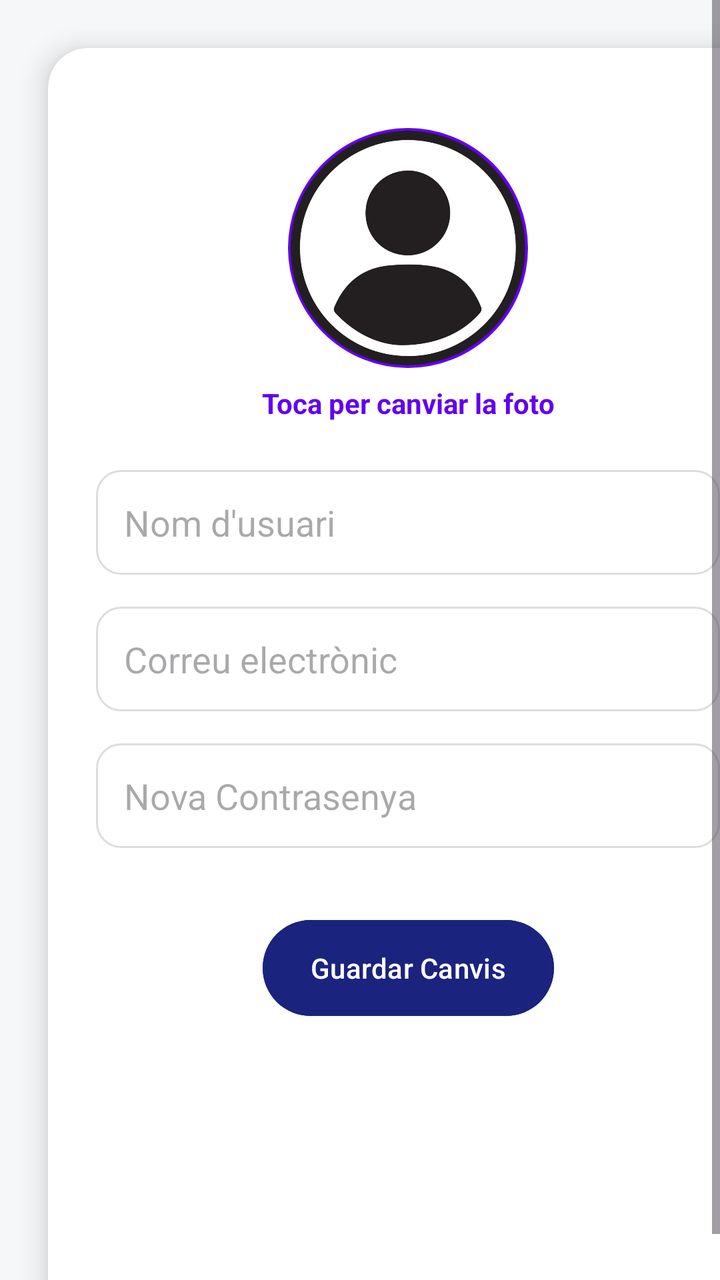
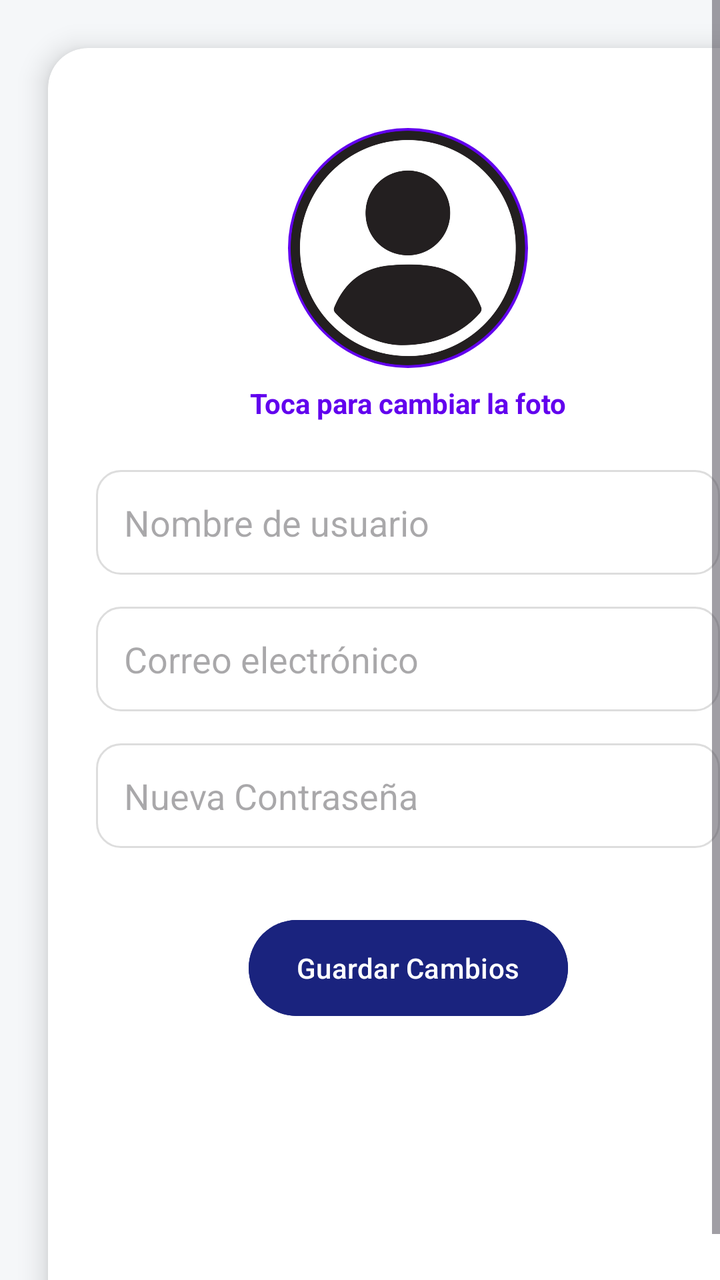

The first picture is an Android layout as it rendered before a commit; the second is the same layout after the commit. The layout source and the unified diff follow.
<!-- AndroidManifest.xml: application theme Theme.Projecte -->
<!-- res/layout/activity_edit_profile.xml -->
<?xml version="1.0" encoding="utf-8"?>
<ScrollView xmlns:android="http://schemas.android.com/apk/res/android"
    xmlns:app="http://schemas.android.com/apk/res-auto"
    android:layout_width="match_parent"
    android:layout_height="match_parent"
    android:background="#F5F7F9"
    android:fillViewport="true">

    <androidx.cardview.widget.CardView
        android:layout_width="match_parent"
        android:layout_height="wrap_content"
        android:layout_margin="24dp"
        app:cardCornerRadius="20dp"
        app:cardElevation="8dp">

        <androidx.constraintlayout.widget.ConstraintLayout
            android:layout_width="match_parent"
            android:layout_height="wrap_content"
            android:padding="24dp">

            <ImageView
                android:id="@+id/editFotoPerfil"
                android:layout_width="120dp"
                android:layout_height="120dp"
                android:layout_marginTop="16dp"
                app:layout_constraintEnd_toEndOf="parent"
                app:layout_constraintStart_toStartOf="parent"
                app:layout_constraintTop_toTopOf="parent"
                android:src="@drawable/user_icon"
                android:scaleType="centerCrop"
                app:srcCompat="@drawable/user_icon"
                android:background="@drawable/circle_white_border"/>

            <TextView
                android:id="@+id/canviarFotoTxt"
                android:layout_width="wrap_content"
                android:layout_height="wrap_content"
                android:layout_marginTop="8dp"
                android:text="Toca per canviar la foto"
                android:textStyle="bold"
                android:textColor="#6200EE"
                app:layout_constraintEnd_toEndOf="parent"
                app:layout_constraintStart_toStartOf="parent"
                app:layout_constraintTop_toBottomOf="@+id/editFotoPerfil" />

            <EditText
                android:id="@+id/editNom"
                android:layout_width="0dp"
                android:layout_height="wrap_content"
                android:layout_marginTop="24dp"
                android:hint="Nom d'usuari"
                android:inputType="textPersonName"
                android:background="@drawable/bg_edittext_rounded"
                android:padding="14dp"
                app:layout_constraintEnd_toEndOf="parent"
                app:layout_constraintStart_toStartOf="parent"
                app:layout_constraintTop_toBottomOf="@+id/canviarFotoTxt" />

            <EditText
                android:id="@+id/editCorreu"
                android:layout_width="0dp"
                android:layout_height="wrap_content"
                android:layout_marginTop="16dp"
                android:hint="Correu electrònic"
                android:inputType="textEmailAddress"
                android:background="@drawable/bg_edittext_rounded"
                android:padding="14dp"
                app:layout_constraintEnd_toEndOf="parent"
                app:layout_constraintStart_toStartOf="parent"
                app:layout_constraintTop_toBottomOf="@+id/editNom" />

            <EditText
                android:id="@+id/editContrasenya"
                android:layout_width="0dp"
                android:layout_height="wrap_content"
                android:layout_marginTop="16dp"
                android:hint="Nova Contrasenya"
                android:inputType="textPassword"
                android:background="@drawable/bg_edittext_rounded"
                android:padding="14dp"
                app:layout_constraintEnd_toEndOf="parent"
                app:layout_constraintStart_toStartOf="parent"
                app:layout_constraintTop_toBottomOf="@+id/editCorreu" />

            <Button
                android:id="@+id/guardarPerfilBtn"
                android:layout_width="wrap_content"
                android:layout_height="56dp"
                android:layout_marginTop="32dp"
                android:text="Guardar Canvis"
                android:textColor="#FFFFFF"
                android:backgroundTint="#1A237E"
                app:cornerRadius="30dp"
                app:layout_constraintEnd_toEndOf="parent"
                app:layout_constraintStart_toStartOf="parent"
                app:layout_constraintTop_toBottomOf="@+id/editContrasenya" />

        </androidx.constraintlayout.widget.ConstraintLayout>
    </androidx.cardview.widget.CardView>
</ScrollView>
<!-- resources referenced by this layout -->
<resources>
  <!-- drawable bg_edittext_rounded (drawable) -->
  <shape xmlns:android="http://schemas.android.com/apk/res/android" android:shape="rectangle">
      <solid android:color="#FFFFFF" />
      <stroke android:width="1dp" android:color="#DDDDDD" />
      <corners android:radius="12dp" />
  </shape>
  <!-- drawable circle_white_border (drawable) -->
  <shape xmlns:android="http://schemas.android.com/apk/res/android" android:shape="oval">
      <solid android:color="#FFFFFF" />
      <stroke android:width="2dp" android:color="#6200EE" />
      <size android:width="120dp" android:height="120dp" />
  </shape>
  <!-- drawable user_icon: png bitmap (drawable, 103129 bytes) -->
  <style name="Theme.Projecte" parent="Base.Theme.Projecte" />
  <style name="Base.Theme.Projecte" parent="Theme.Material3.DayNight.NoActionBar">
          
          
      </style>
</resources>

<!-- the commit's change to res/layout/activity_edit_profile.xml (unified diff, before → after) -->
@@ -36,7 +36,7 @@
                 android:layout_width="wrap_content"
                 android:layout_height="wrap_content"
                 android:layout_marginTop="8dp"
-                android:text="Toca per canviar la foto"
+                android:text="Toca para cambiar la foto"
                 android:textStyle="bold"
                 android:textColor="#6200EE"
                 app:layout_constraintEnd_toEndOf="parent"
@@ -48,7 +48,7 @@
                 android:layout_width="0dp"
                 android:layout_height="wrap_content"
                 android:layout_marginTop="24dp"
-                android:hint="Nom d'usuari"
+                android:hint="Nombre de usuario"
                 android:inputType="textPersonName"
                 android:background="@drawable/bg_edittext_rounded"
                 android:padding="14dp"
@@ -61,7 +61,7 @@
                 android:layout_width="0dp"
                 android:layout_height="wrap_content"
                 android:layout_marginTop="16dp"
-                android:hint="Correu electrònic"
+                android:hint="Correo electrónico"
                 android:inputType="textEmailAddress"
                 android:background="@drawable/bg_edittext_rounded"
                 android:padding="14dp"
@@ -74,7 +74,7 @@
                 android:layout_width="0dp"
                 android:layout_height="wrap_content"
                 android:layout_marginTop="16dp"
-                android:hint="Nova Contrasenya"
+                android:hint="Nueva Contraseña"
                 android:inputType="textPassword"
                 android:background="@drawable/bg_edittext_rounded"
                 android:padding="14dp"
@@ -87,7 +87,7 @@
                 android:layout_width="wrap_content"
                 android:layout_height="56dp"
                 android:layout_marginTop="32dp"
-                android:text="Guardar Canvis"
+                android:text="Guardar Cambios"
                 android:textColor="#FFFFFF"
                 android:backgroundTint="#1A237E"
                 app:cornerRadius="30dp"
